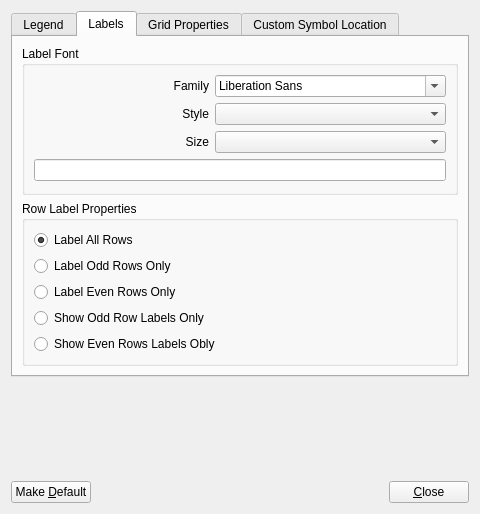
Old version of the form sconcho/gui/ui/preferences_dialog.ui in the repository haskelladdict/sconcho.
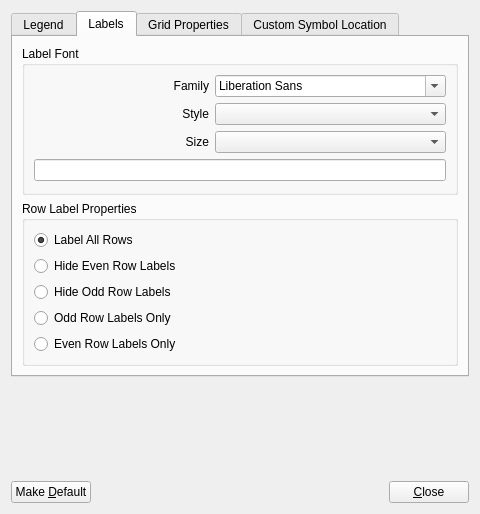
New version of the form. The open tabs and pages were chosen to show the change.

The edit to the form file:
```diff
--- a/sconcho/gui/ui/preferences_dialog.ui
+++ b/sconcho/gui/ui/preferences_dialog.ui
@@ -168,7 +168,7 @@
             <item row="7" column="0">
              <widget class="QRadioButton" name="showEvenRowsButton">
               <property name="text">
-               <string>Show Even Rows Labels Obly</string>
+               <string>Even Row Labels Only</string>
               </property>
               <attribute name="buttonGroup">
                <string>buttonGroup</string>
@@ -178,7 +178,7 @@
             <item row="3" column="0">
              <widget class="QRadioButton" name="labelOddRowsButton">
               <property name="text">
-               <string>Label Odd Rows Only</string>
+               <string>Hide Even Row Labels</string>
               </property>
               <attribute name="buttonGroup">
                <string>buttonGroup</string>
@@ -201,7 +201,7 @@
             <item row="4" column="0">
              <widget class="QRadioButton" name="labelEvenRowsButton">
               <property name="text">
-               <string>Label Even Rows Only</string>
+               <string>Hide Odd Row Labels</string>
               </property>
               <attribute name="buttonGroup">
                <string>buttonGroup</string>
@@ -211,7 +211,7 @@
             <item row="6" column="0">
              <widget class="QRadioButton" name="showOddRowsButton">
               <property name="text">
-               <string>Show Odd Row Labels Only</string>
+               <string>Odd Row Labels Only</string>
               </property>
               <attribute name="buttonGroup">
                <string>buttonGroup</string>
```
